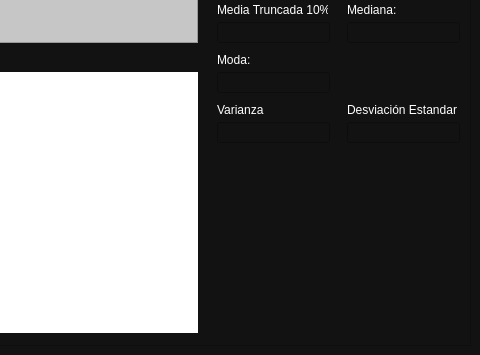
Eduardo913/Probabilidad_Estadistica, file View/viewDiscretas.ui: the form before one commit; both pictures show x 372 to 852 and y 197 to 552 of the 852 by 552 pixel window.
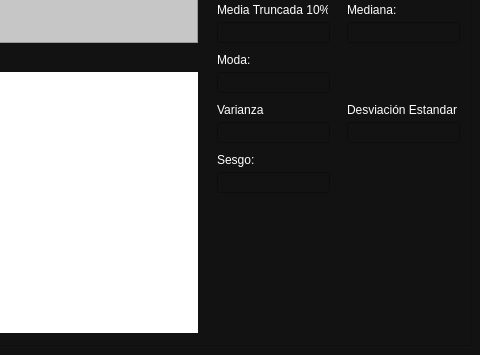
The form after the commit. Custom widgets are drawn as their Qt base class.

Commit message: implementacion de la funcion de sesgo

The edit to the form file:
```diff
--- a/View/viewDiscretas.ui
+++ b/View/viewDiscretas.ui
@@ -460,6 +460,38 @@
         <bool>false</bool>
        </property>
       </widget>
+      <widget class="QLineEdit" name="Sesgo">
+       <property name="enabled">
+        <bool>false</bool>
+       </property>
+       <property name="geometry">
+        <rect>
+         <x>580</x>
+         <y>360</y>
+         <width>113</width>
+         <height>21</height>
+        </rect>
+       </property>
+       <property name="styleSheet">
+        <string notr="true">color: rgb(255, 255, 255);</string>
+       </property>
+      </widget>
+      <widget class="QLabel" name="label_18">
+       <property name="geometry">
+        <rect>
+         <x>580</x>
+         <y>340</y>
+         <width>121</width>
+         <height>16</height>
+        </rect>
+       </property>
+       <property name="styleSheet">
+        <string notr="true">color: rgb(255, 255, 255);</string>
+       </property>
+       <property name="text">
+        <string>Sesgo:</string>
+       </property>
+      </widget>
      </widget>
     </item>
    </layout>
```
The commit also changes 14 other files.
